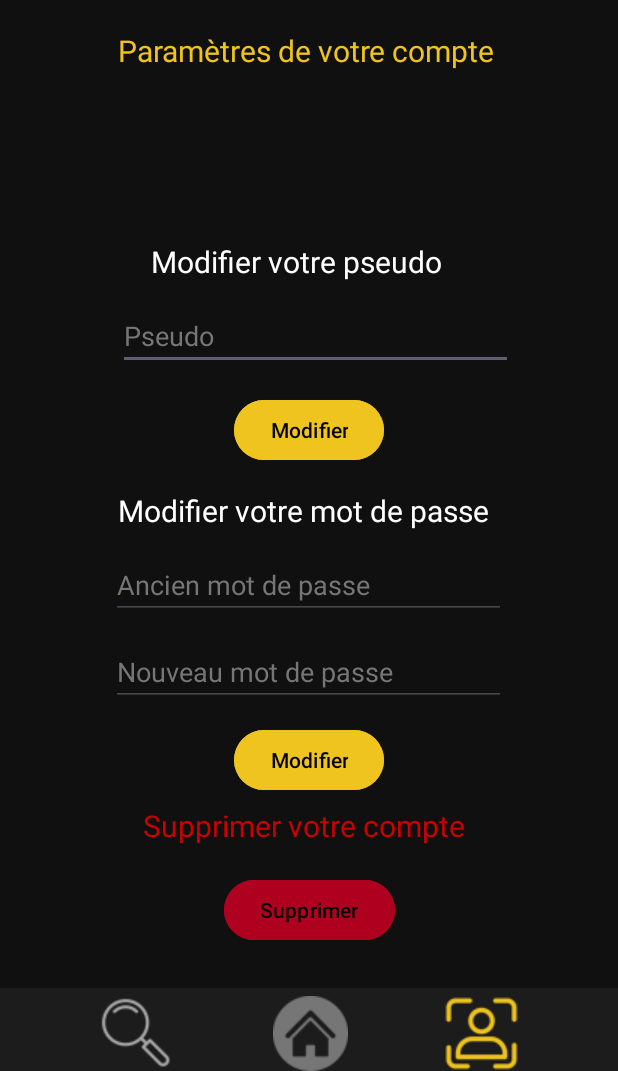
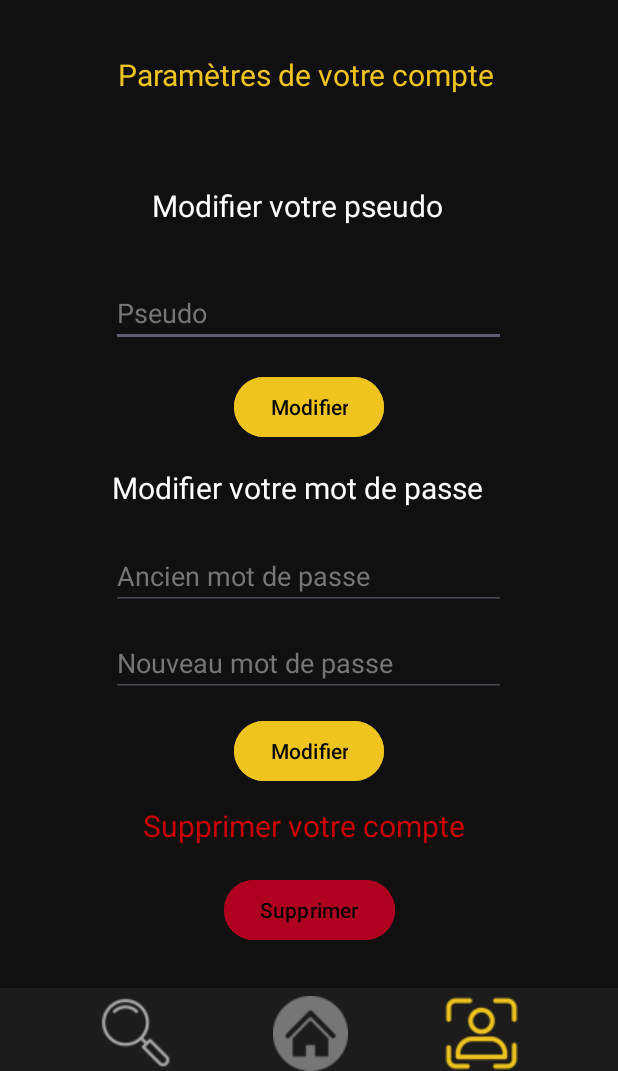
Before and after one commit to xKayato/SAE32_Android, an Android app: the activitySettingsAccount screen opened directly, with no data from a screen before it, on a phone screen of 412 x 824 dp, the part 165-1236 px from its top. Run offline under Robolectric (Android 15) with nearby library versions, the phone set to English and light mode, and no system bars.

Commit message:
changement de beug d'affichage sur la page parametre du profil

```diff
--- a/app/src/main/res/layout/activity_settings_account.xml
+++ b/app/src/main/res/layout/activity_settings_account.xml
@@ -12,13 +12,13 @@
         android:id="@+id/logoPicture"
         android:layout_width="0dp"
         android:layout_height="110dp"
+
+
         android:adjustViewBounds="true"
-
         android:background="#878787"
         android:contentDescription="@string/logo"
         android:scaleType="centerCrop"
         app:layout_constraintEnd_toEndOf="parent"
-        app:layout_constraintHorizontal_bias="1.0"
         app:layout_constraintStart_toStartOf="parent"
         app:layout_constraintTop_toTopOf="parent"
         app:srcCompat="@drawable/logo" />
@@ -27,7 +27,8 @@
         android:id="@+id/accountSettingsText"
         android:layout_width="254dp"
         android:layout_height="32dp"
-        android:layout_marginTop="20dp"
+        android:layout_marginTop="11dp"
+        android:layout_marginBottom="16dp"
         android:text="@string/accountText"
         android:textColor="@color/secondary_text"
         android:textSize="20dp"
@@ -35,21 +36,21 @@
         app:layout_constraintEnd_toEndOf="parent"
         app:layout_constraintHorizontal_bias="0.496"
         app:layout_constraintStart_toStartOf="parent"
-        app:layout_constraintTop_toBottomOf="@+id/logoPicture"
-        app:layout_constraintVertical_bias="0.0" />
+        app:layout_constraintTop_toBottomOf="@+id/logoPicture" />
 
     <TextView
         android:id="@+id/changeUsernameText"
         android:layout_width="210dp"
         android:layout_height="28dp"
-        android:layout_marginBottom="16dp"
+        android:layout_marginTop="14dp"
+        android:layout_marginBottom="13dp"
         android:text="@string/changePseudoText"
         android:textColor="@color/primary_text"
         android:textSize="20dp"
         app:layout_constraintBottom_toTopOf="@+id/usernameFieldButton"
         app:layout_constraintEnd_toEndOf="parent"
-        app:layout_constraintHorizontal_bias="0.497"
-        app:layout_constraintStart_toStartOf="parent" />
+        app:layout_constraintStart_toStartOf="parent"
+        app:layout_constraintTop_toBottomOf="@+id/accountSettingsText" />
 
     <EditText
         android:id="@+id/usernameFieldButton"
@@ -64,7 +65,10 @@
         android:textColorHint="@color/primary_button"
         app:layout_constraintBottom_toTopOf="@+id/changeUsernameButton"
         app:layout_constraintEnd_toEndOf="parent"
-        app:layout_constraintStart_toStartOf="parent" />
+        app:layout_constraintHorizontal_bias="0.471"
+        app:layout_constraintStart_toStartOf="parent"
+        app:layout_constraintTop_toTopOf="parent"
+        app:layout_constraintVertical_bias="1.0" />
 
     <Button
         android:id="@+id/changeUsernameButton"
@@ -77,7 +81,9 @@
         app:iconTint="@color/secondary_button"
         app:layout_constraintBottom_toTopOf="@+id/changePasswordText"
         app:layout_constraintEnd_toEndOf="parent"
-        app:layout_constraintStart_toStartOf="parent" />
+        app:layout_constraintStart_toStartOf="parent"
+        app:layout_constraintTop_toTopOf="parent"
+        app:layout_constraintVertical_bias="1.0" />
 
     <TextView
         android:id="@+id/changePasswordText"
@@ -89,8 +95,10 @@
         android:textSize="20dp"
         app:layout_constraintBottom_toTopOf="@+id/oldPasswordFieldButton"
         app:layout_constraintEnd_toEndOf="parent"
-        app:layout_constraintHorizontal_bias="0.496"
-        app:layout_constraintStart_toStartOf="parent" />
+        app:layout_constraintHorizontal_bias="0.471"
+        app:layout_constraintStart_toStartOf="parent"
+        app:layout_constraintTop_toTopOf="parent"
+        app:layout_constraintVertical_bias="0.978" />
 
     <EditText
         android:id="@+id/oldPasswordFieldButton"
@@ -106,7 +114,9 @@
         app:layout_constraintBottom_toTopOf="@+id/newPasswordFieldButton"
         app:layout_constraintEnd_toEndOf="parent"
         app:layout_constraintHorizontal_bias="0.471"
-        app:layout_constraintStart_toStartOf="parent" />
+        app:layout_constraintStart_toStartOf="parent"
+        app:layout_constraintTop_toTopOf="parent"
+        app:layout_constraintVertical_bias="1.0" />
 
     <EditText
         android:id="@+id/newPasswordFieldButton"
@@ -122,20 +132,24 @@
         app:layout_constraintBottom_toTopOf="@+id/changePasswordButton"
         app:layout_constraintEnd_toEndOf="parent"
         app:layout_constraintHorizontal_bias="0.471"
-        app:layout_constraintStart_toStartOf="parent" />
+        app:layout_constraintStart_toStartOf="parent"
+        app:layout_constraintTop_toTopOf="parent"
+        app:layout_constraintVertical_bias="1.0" />
 
     <Button
         android:id="@+id/changePasswordButton"
         android:layout_width="wrap_content"
         android:layout_height="wrap_content"
-        android:layout_marginBottom="52dp"
+        android:layout_marginBottom="12dp"
         android:backgroundTint="@color/secondary_button"
         android:text="@string/changeApplyText"
         android:textColor="@color/black"
         app:iconTint="@color/secondary_button"
-        app:layout_constraintBottom_toTopOf="@+id/deleteAccountButton"
+        app:layout_constraintBottom_toTopOf="@+id/deleteAccountText"
         app:layout_constraintEnd_toEndOf="parent"
-        app:layout_constraintStart_toStartOf="parent" />
+        app:layout_constraintStart_toStartOf="parent"
+        app:layout_constraintTop_toTopOf="parent"
+        app:layout_constraintVertical_bias="1.0" />
 
     <TextView
         android:id="@+id/deleteAccountText"
@@ -149,7 +163,7 @@
         app:layout_constraintEnd_toEndOf="parent"
         app:layout_constraintHorizontal_bias="0.497"
         app:layout_constraintStart_toStartOf="parent"
-        app:layout_constraintTop_toBottomOf="@+id/changePasswordButton"
+        app:layout_constraintTop_toTopOf="parent"
         app:layout_constraintVertical_bias="1.0" />
 
     <Button
@@ -163,7 +177,9 @@
         app:iconTint="@color/design_default_color_error"
         app:layout_constraintBottom_toTopOf="@+id/hbhv"
         app:layout_constraintEnd_toEndOf="parent"
-        app:layout_constraintStart_toStartOf="parent" />
+        app:layout_constraintStart_toStartOf="parent"
+        app:layout_constraintTop_toTopOf="parent"
+        app:layout_constraintVertical_bias="1.0" />
 
     <View
         android:id="@+id/hbhv"
```
